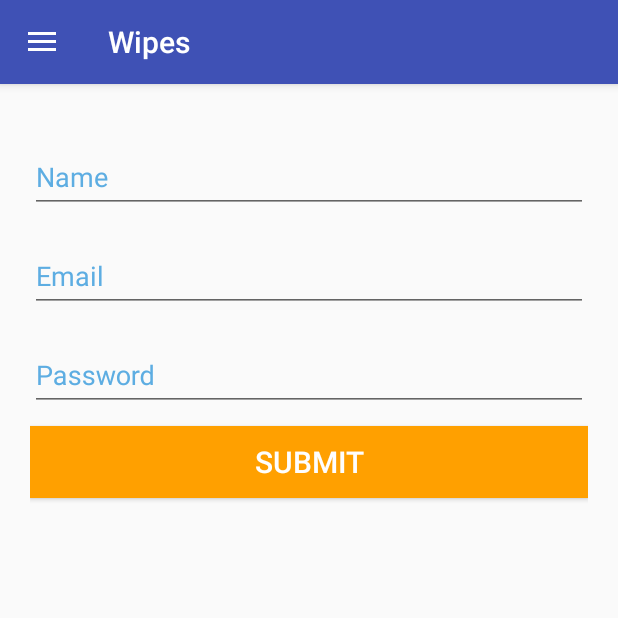
After one commit to pritomzap/EPharma-DEMO, an Android app: the fragment FragmentRegistration placed in its activity, on a phone screen of 412 x 824 dp, the top half of it. The commit adds this screen. Run offline under Robolectric (Android 15) with nearby library versions, the phone set to English and light mode, and no system bars; libraries missing offline, so code that uses them is left out: es.dmoral.toasty.

Commit message:
commit 5(Login and reg fragment added)

```diff
--- a/app/build.gradle
+++ b/app/build.gradle
@@ -19,7 +19,7 @@
 }
 
 dependencies {
-    implementation fileTree(dir: 'libs', include: ['*.jar'])
+    implementation fileTree(include: ['*.jar'], dir: 'libs')
     implementation 'com.android.support:appcompat-v7:26.1.0'
     implementation 'com.android.support.constraint:constraint-layout:1.0.2'
     implementation 'com.android.support:support-v4:26.1.0'
@@ -29,4 +29,5 @@
     compile 'com.airbnb.android:lottie:2.3.0'
     compile 'com.github.GrenderG:Toasty:1.2.5'
     compile 'com.ss.bannerslider:bannerslider:1.8.0'
+    implementation 'com.android.support:design:27.0.2'
 }
--- a/app/src/main/java/com/example/user/epharma_demo/adapter/CustomExpandableListAdapter.java
+++ b/app/src/main/java/com/example/user/epharma_demo/adapter/CustomExpandableListAdapter.java
@@ -94,7 +94,8 @@
         listTitleTextView.setText(listTitle);
         if (listTitle.equals("Login")) {
             listTitleTextView.setBackgroundColor(R.color.color3);
-        } else if (listTitle.equals("Registration")) {
+        }
+        if (listTitle.equals("Registration")) {
             listTitleTextView.setBackgroundColor(R.color.color3);
         }
         return convertView;
--- /dev/null
+++ b/app/src/main/java/com/example/user/epharma_demo/fragment/FragmentRegistration.java
@@ -0,0 +1,62 @@
+package com.example.user.epharma_demo.fragment;
+
+import android.os.Bundle;
+import android.support.v4.app.Fragment;
+import android.view.LayoutInflater;
+import android.view.View;
+import android.view.ViewGroup;
+
+import com.example.user.epharma_demo.R;
+
+
+public class FragmentRegistration extends Fragment {
+    // TODO: Rename parameter arguments, choose names that match
+    // the fragment initialization parameters, e.g. ARG_ITEM_NUMBER
+    private static final String ARG_PARAM1 = "param1";
+    private static final String ARG_PARAM2 = "param2";
+
+    // TODO: Rename and change types of parameters
+    private String mParam1;
+    private String mParam2;
+
+    //private OnFragmentInteractionListener mListener;
+
+    public FragmentRegistration() {
+        // Required empty public constructor
+    }
+
+    /**
+     * Use this factory method to create a new instance of
+     * this fragment using the provided parameters.
+     *
+     * @param param1 Parameter 1.
+     * @param param2 Parameter 2.
+     * @return A new instance of fragment FragmentRegistration.
+     */
+    // TODO: Rename and change types and number of parameters
+    public static FragmentRegistration newInstance(String param1, String param2) {
+        FragmentRegistration fragment = new FragmentRegistration();
+        Bundle args = new Bundle();
+        args.putString(ARG_PARAM1, param1);
+        args.putString(ARG_PARAM2, param2);
+        fragment.setArguments(args);
+        return fragment;
+    }
+
+    @Override
+    public void onCreate(Bundle savedInstanceState) {
+        super.onCreate(savedInstanceState);
+        if (getArguments() != null) {
+            mParam1 = getArguments().getString(ARG_PARAM1);
+            mParam2 = getArguments().getString(ARG_PARAM2);
+        }
+    }
+
+    @Override
+    public View onCreateView(LayoutInflater inflater, ViewGroup container,
+                             Bundle savedInstanceState) {
+        // Inflate the layout for this fragment
+        return inflater.inflate(R.layout.fragment_registration, container, false);
+    }
+
+}
--- a/app/src/main/java/com/example/user/epharma_demo/fragment/navigation/NavigationManager.java
+++ b/app/src/main/java/com/example/user/epharma_demo/fragment/navigation/NavigationManager.java
@@ -34,7 +34,7 @@
 
     void showFragmentContactUs(String title);
 
-    void showFragmentLogin(String title);
+    void showFragmentLogin();
 
-    void showFragmentRegistration(String title);
+    void showFragmentRegistration();
 }
--- /dev/null
+++ b/app/src/main/res/layout/fragment_registration.xml
@@ -0,0 +1,104 @@
+<RelativeLayout xmlns:android="http://schemas.android.com/apk/res/android"
+    xmlns:tools="http://schemas.android.com/tools"
+    android:layout_width="match_parent"
+    android:layout_height="match_parent"
+    tools:context="com.example.user.epharma_demo.fragment.FragmentRegistration">
+
+    <RelativeLayout
+        android:layout_width="fill_parent"
+        android:layout_height="fill_parent"
+        android:layout_margin="20dp">
+
+
+        <android.support.design.widget.TextInputLayout
+            android:id="@+id/TextInputLayout1"
+            android:layout_width="match_parent"
+            android:layout_height="wrap_content"
+            android:layout_below="@+id/textview"
+            android:layout_centerHorizontal="true"
+            android:layout_marginTop="10dp"
+            android:textColorHint="#5DADE2">
+
+            <EditText
+                android:id="@+id/edittext1"
+                android:layout_width="match_parent"
+                android:layout_height="wrap_content"
+                android:layout_alignParentLeft="true"
+                android:layout_alignParentStart="true"
+                android:layout_below="@+id/imageView"
+                android:hint="Name"
+                android:textColor="#000000"
+
+
+                />
+
+        </android.support.design.widget.TextInputLayout>
+
+
+        <android.support.design.widget.TextInputLayout
+            android:id="@+id/TextInputLayout2"
+            android:layout_width="match_parent"
+            android:layout_height="wrap_content"
+            android:layout_below="@+id/TextInputLayout1"
+            android:layout_centerHorizontal="true"
+            android:layout_marginTop="10dp"
+            android:textColorHint="#5DADE2">
+
+            <EditText
+                android:id="@+id/edittext2"
+                android:layout_width="match_parent"
+                android:layout_height="wrap_content"
+                android:layout_alignParentLeft="true"
+                android:layout_alignParentStart="true"
+                android:layout_below="@+id/imageView"
+                android:layout_centerHorizontal="true"
+                android:hint="Email"
+                android:inputType="textEmailAddress"
+                android:textColor="#000000"
+
+                />
+
+        </android.support.design.widget.TextInputLayout>
+
+        <android.support.design.widget.TextInputLayout
+            android:id="@+id/TextInputLayout3"
+            android:layout_width="match_parent"
+            android:layout_height="wrap_content"
+            android:layout_below="@+id/TextInputLayout2"
+            android:layout_centerHorizontal="true"
+            android:layout_marginTop="10dp"
+            android:textColorHint="#5DADE2">
+
+            <EditText
+                android:id="@+id/edittext3"
+                android:layout_width="match_parent"
+                android:layout_height="wrap_content"
+                android:layout_alignParentLeft="true"
+                android:layout_alignParentStart="true"
+                android:layout_below="@+id/edittext2"
+                android:layout_centerHorizontal="true"
+                android:hint="Password"
+                android:inputType="textPassword"
+                android:textColor="#000000"
+
+                />
+
+        </android.support.design.widget.TextInputLayout>
+
+
+        <Button
+            android:id="@+id/button1"
+            android:layout_width="fill_parent"
+            android:layout_height="wrap_content"
+            android:layout_below="@+id/TextInputLayout3"
+            android:layout_centerHorizontal="true"
+            android:layout_marginTop="10dp"
+            android:background="#FFA000"
+            android:text="SUBMIT"
+            android:textColor="#fefefe"
+            android:textSize="20dp" />
+
+
+    </RelativeLayout>
+
+</RelativeLayout>
```
Also changed, not shown: app/src/main/java/com/example/user/epharma_demo/MainActivity.java (+7 -2 lines), app/src/main/java/com/example/user/epharma_demo/fragment/FragmentLogin.java (added, +61 -0 lines), app/src/main/java/com/example/user/epharma_demo/fragment/navigation/FragmentNavigationManager.java (+6 -4 lines), app/src/main/res/layout/fragment_login.xml (added, +100 -0 lines).
